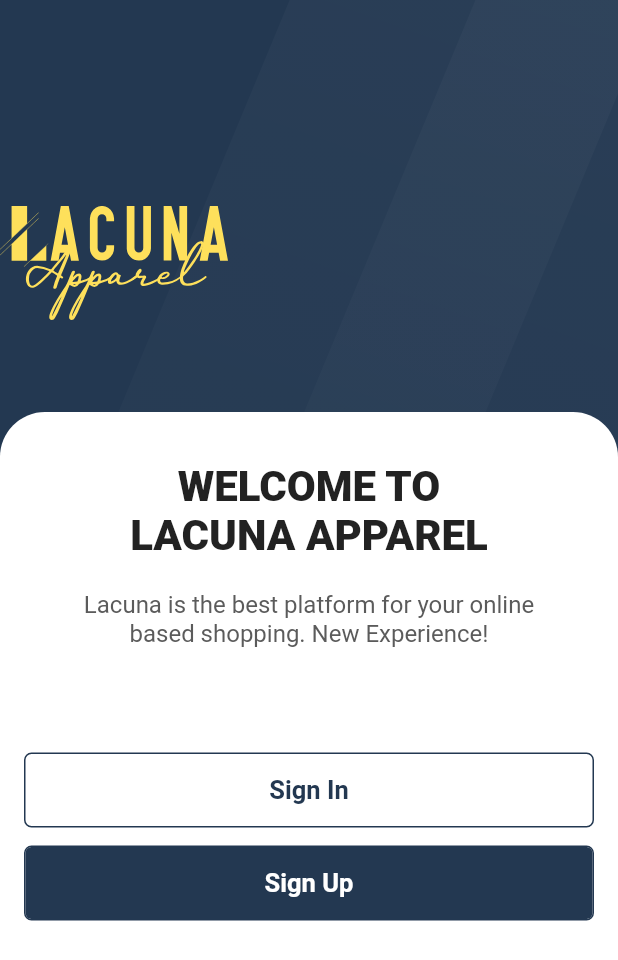
After one commit to ashikahmedfahim/Flutter-E-commerce, a Flutter app: the WelcomePage screen opened by its route, on a phone screen of 412 x 824 dp. The commit adds this screen. Shown: the top 960 px of the screen. Run offline on Flutter 3.47's test engine with Material 2 defaults, Android fonts, the light colour scheme and no system bars; our stand-ins replace badges, flutter_svg, shared_preferences; accounts and stored records are empty.

Commit message:
welcome screen added

```diff
--- a/lib/routes/route.dart
+++ b/lib/routes/route.dart
@@ -2,9 +2,12 @@ import 'package:flutter/material.dart';
 import 'package:lacuna/screens/home_page.dart';
 import 'package:lacuna/screens/login_page.dart';
 import 'package:lacuna/screens/root_page.dart';
+import 'package:lacuna/screens/welcome_page.dart';
 
 Map<String, WidgetBuilder> lacunaRoutes = <String, WidgetBuilder>{
   '/': (context) => RootPage(),
+  // '/': (context) => WelcomePage(),
+  '/welcome': (context) => WelcomePage(),
   'login/': (context) => LoginPage(),
   'home/': (context) => HomePage(),
 };
--- /dev/null
+++ b/lib/screens/welcome_page.dart
@@ -0,0 +1,148 @@
+import 'package:flutter/material.dart';
+import 'package:flutter_svg/flutter_svg.dart';
+import 'package:lacuna/constants.dart';
+
+class WelcomePage extends StatefulWidget {
+  @override
+  _WelcomePageState createState() => _WelcomePageState();
+}
+
+class _WelcomePageState extends State<WelcomePage> {
+  @override
+  Widget build(BuildContext context) {
+    return Scaffold(
+      body: Container(
+        child: Stack(
+          children: [
+            Center(
+              child: Container(
+                child: SvgPicture.asset(
+                  'assets/images/rootBackgroundImage.svg',
+                  semanticsLabel: 'Root Background Image',
+                  height: double.infinity,
+                  width: double.infinity,
+                  fit: BoxFit.fill,
+                ),
+              ),
+            ),
+            Positioned(
+              top: (MediaQuery.of(context).size.height / 6),
+              child: Container(
+                height: 76.0,
+                width: 152.0,
+                child: SvgPicture.asset(
+                  'assets/images/Logo.svg',
+                  semanticsLabel: 'Lacuna',
+                ),
+              ),
+            ),
+            Positioned(
+              top: (MediaQuery.of(context).size.height / 3),
+              width: MediaQuery.of(context).size.width,
+              child: Container(
+                padding: EdgeInsets.symmetric(horizontal: 16.0, vertical: 33.0),
+                height: (MediaQuery.of(context).size.height / 3) * 2,
+                decoration: BoxDecoration(
+                  color: Colors.white,
+                  borderRadius: BorderRadius.only(
+                    topLeft: Radius.circular(30.0),
+                    topRight: Radius.circular(30.0),
+                  ),
+                ),
+                child: Column(
+                  children: [
+                    Text(
+                      'WELCOME TO',
+                      style: TextStyle(
+                        color: Color(0xff222222),
+                        fontSize: 28.0,
+                        fontWeight: FontWeight.w900,
+                      ),
+                    ),
+                    Text(
+                      'LACUNA APPAREL',
+                      style: TextStyle(
+                        color: Color(0xff222222),
+                        fontSize: 28.0,
+                        fontWeight: FontWeight.w900,
+                      ),
+                    ),
+                    Padding(
+                      padding: EdgeInsets.only(top: 20.0, bottom: 64.0),
+                      child: Column(
+                        children: [
+                          Text(
+                            'Lacuna is the best platform for your online',
+                            style: TextStyle(
+                              color: Color(0xff5b5b5b),
+                              fontSize: 16.0,
+                            ),
+                          ),
+                          Text(
+                            'based shopping. New Experience!',
+                            style: TextStyle(
+                              color: Color(0xff5b5b5b),
+                              fontSize: 16.0,
+                            ),
+                          ),
+                        ],
+                      ),
+                    ),
+                    Padding(
+                      padding: EdgeInsets.symmetric(vertical: 6.0),
+                      child: Container(
+                        width: MediaQuery.of(context).size.width,
+                        height: 50.0,
+                        decoration: BoxDecoration(
+                          borderRadius: BorderRadius.circular(5.0),
+                          border: Border.all(color: kPrimaryColor),
+                        ),
+                        child: TextButton(
+                          onPressed: () {},
+                          child: Text(
+                            'Sign In',
+                            style: TextStyle(
+                              fontSize: 17.0,
+                              fontWeight: FontWeight.w600,
+                              color: kPrimaryColor,
+                            ),
+                          ),
+                          style: ButtonStyle(),
+                        ),
+                      ),
+                    ),
+                    Padding(
+                      padding: EdgeInsets.symmetric(vertical: 6.0),
+                      child: Container(
+                        width: MediaQuery.of(context).size.width,
+                        height: 50.0,
+                        decoration: BoxDecoration(
+                          borderRadius: BorderRadius.circular(5.0),
+                          border: Border.all(color: kPrimaryColor),
+                        ),
+                        child: TextButton(
+                          onPressed: () {},
+                          child: Text(
+                            'Sign Up',
+                            style: TextStyle(
+                              fontSize: 17.0,
+                              fontWeight: FontWeight.w600,
+                              color: kDarkTextColor,
+                            ),
+                          ),
+                          style: TextButton.styleFrom(
+                            backgroundColor: kPrimaryColor,
+                          ),
+                        ),
+                      ),
+                    ),
+                  ],
+                ),
+              ),
+            ),
+          ],
+        ),
+      ),
+    );
+  }
+}
```
